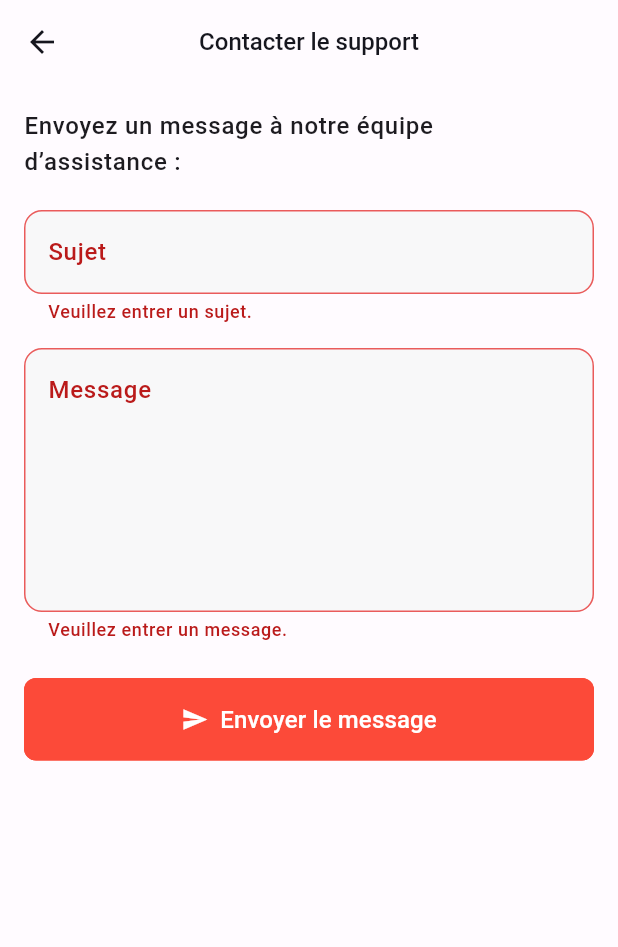
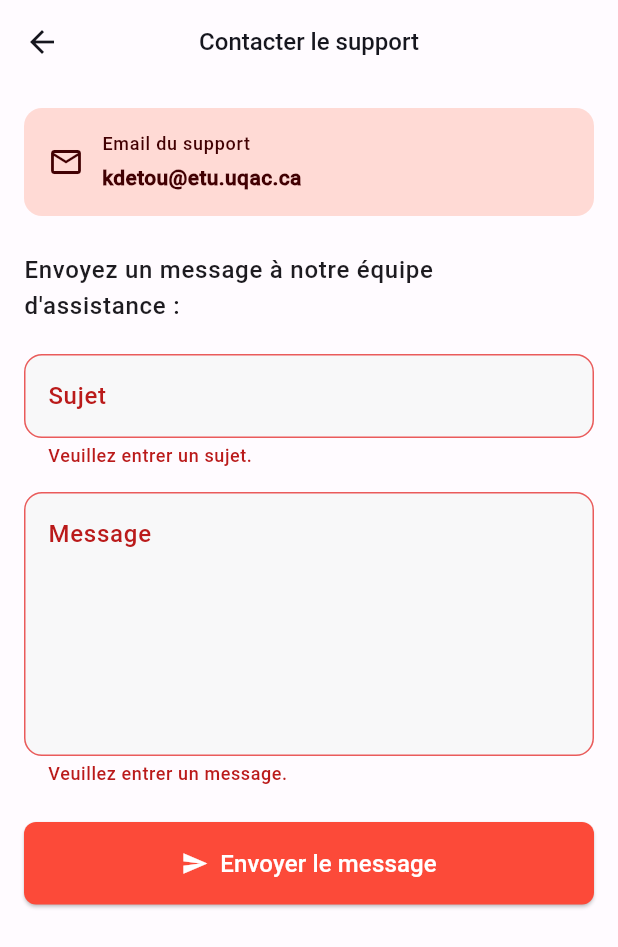
Before and after one commit to K-deladem/avc_pinetime, a Flutter app: the ContactSupportPage screen opened by its route, after a tap on "Envoyer le message", on a phone screen of 412 x 824 dp. Shown: the top 947 px of the screen. Run offline on Flutter 3.47's test engine with Material 3 defaults, Android fonts, the phone set to English and light mode, and no system bars; our stand-ins replace bloc, cached_network_image, carousel_slider, csv, equatable, file_picker and 18 more; missing offline and left inert: flutter_background_service, flutter_reactive_ble; accounts and stored records are empty.

Commit message:
fixed support contact

```diff
--- a/lib/constants/app_constants.dart
+++ b/lib/constants/app_constants.dart
@@ -131,7 +131,7 @@ class AppConfig {
   static const String apiBaseUrl = '';
 
   /// Support email
-  static const String supportEmail = 'support@avcpinetime.com';
+  static const String supportEmail = 'kdetou@etu.uqac.ca';
 }
 
 /// Permission Constants
--- a/lib/ui/setting/page/contact_support_page.dart
+++ b/lib/ui/setting/page/contact_support_page.dart
@@ -1,5 +1,6 @@
 import 'package:flutter/material.dart';
-import 'package:flutter_bloc_app_template/generated/l10n.dart';
+import 'package:flutter_bloc_app_template/constants/app_constants.dart';
+import 'package:url_launcher/url_launcher.dart';
 
 class ContactSupportPage extends StatefulWidget {
   static const routeName = '/contactSupport';
@@ -17,21 +18,61 @@ class _ContactSupportPageState extends State<ContactSupportPage> {
 
   bool _isSending = false;
 
-  void _sendMessage() async {
+  Future<void> _sendMessage() async {
     if (!_formKey.currentState!.validate()) return;
 
     setState(() => _isSending = true);
 
-    await Future.delayed(const Duration(seconds: 2)); // Simule l'envoi
+    try {
+      final subject = Uri.encodeComponent(_subjectController.text);
+      final body = Uri.encodeComponent(_messageController.text);
 
-    setState(() => _isSending = false);
+      final emailUri = Uri.parse(
+        'mailto:${AppConfig.supportEmail}?subject=$subject&body=$body'
+      );
 
-    ScaffoldMessenger.of(context).showSnackBar(
-      const SnackBar(content: Text("Message envoyé au support.")),
-    );
+      if (await canLaunchUrl(emailUri)) {
+        await launchUrl(emailUri);
 
-    _subjectController.clear();
-    _messageController.clear();
+        if (mounted) {
+          ScaffoldMessenger.of(context).showSnackBar(
+            SnackBar(
+              content: const Text("Client email ouvert. Envoyez votre message."),
+              backgroundColor: Theme.of(context).colorScheme.primary,
+            ),
+          );
+
+          _subjectController.clear();
+          _messageController.clear();
+        }
+      } else {
+        if (mounted) {
+          ScaffoldMessenger.of(context).showSnackBar(
+            SnackBar(
+              content: Text(
+                "Impossible d'ouvrir le client email.\n"
+                "Contactez-nous à: ${AppConfig.supportEmail}"
+              ),
+              backgroundColor: Theme.of(context).colorScheme.error,
+              duration: const Duration(seconds: 5),
+            ),
+          );
+        }
+      }
+    } catch (e) {
+      if (mounted) {
+        ScaffoldMessenger.of(context).showSnackBar(
+          SnackBar(
+            content: Text("Erreur: $e"),
+            backgroundColor: Theme.of(context).colorScheme.error,
+          ),
+        );
+      }
+    } finally {
+      if (mounted) {
+        setState(() => _isSending = false);
+      }
+    }
   }
 
   @override
@@ -49,7 +90,46 @@ class _ContactSupportPageState extends State<ContactSupportPage> {
           key: _formKey,
           child: ListView(
             children: [
-              Text("Envoyez un message à notre équipe d’assistance :", style: theme.textTheme.bodyLarge),
+              // Info card avec l'email
+              Container(
+                padding: const EdgeInsets.all(16),
+                decoration: BoxDecoration(
+                  color: theme.colorScheme.primaryContainer,
+                  borderRadius: BorderRadius.circular(12),
+                ),
+                child: Row(
+                  children: [
+                    Icon(
+                      Icons.email_outlined,
+                      color: theme.colorScheme.onPrimaryContainer,
+                    ),
+                    const SizedBox(width: 12),
+                    Expanded(
+                      child: Column(
+                        crossAxisAlignment: CrossAxisAlignment.start,
+                        children: [
+                          Text(
+                            "Email du support",
+                            style: theme.textTheme.labelMedium?.copyWith(
+                              color: theme.colorScheme.onPrimaryContainer,
+                            ),
+                          ),
+                          const SizedBox(height: 4),
+                          Text(
+                            AppConfig.supportEmail,
+                            style: theme.textTheme.bodyMedium?.copyWith(
+                              color: theme.colorScheme.onPrimaryContainer,
+                              fontWeight: FontWeight.bold,
+                            ),
+                          ),
+                        ],
+                      ),
+                    ),
+                  ],
+                ),
+              ),
+              const SizedBox(height: 24),
+              Text("Envoyez un message à notre équipe d'assistance :", style: theme.textTheme.bodyLarge),
               const SizedBox(height: 20),
               TextFormField(
                 controller: _subjectController,
@@ -78,25 +158,21 @@ class _ContactSupportPageState extends State<ContactSupportPage> {
                   onPressed: _isSending ? null : _sendMessage,
                   style: ElevatedButton.styleFrom(
                     padding: const EdgeInsets.symmetric(horizontal: 24, vertical: 16),
-                    elevation: 0,
-                    shadowColor: Colors.transparent,
+                    backgroundColor: theme.colorScheme.primary,
+                    foregroundColor: theme.colorScheme.onPrimary,
                     shape: RoundedRectangleBorder(
                       borderRadius: BorderRadius.circular(8),
-                      side: BorderSide(
-                        color: Theme.of(context).colorScheme.primary,
-                        width: 1.5,
-                      ),
                     ),
                   ),
                   icon: AnimatedSwitcher(
                     duration: const Duration(milliseconds: 200),
                     child: _isSending
-                        ? const SizedBox(
+                        ? SizedBox(
                       width: 20,
                       height: 20,
                       child: CircularProgressIndicator(
                         strokeWidth: 2,
-                        valueColor: AlwaysStoppedAnimation<Color>(Colors.white),
+                        valueColor: AlwaysStoppedAnimation<Color>(theme.colorScheme.onPrimary),
                       ),
                     )
                         : const Icon(Icons.send, key: ValueKey('send_icon')),
--- a/lib/ui/setting/page/privacy_policy_page.dart
+++ b/lib/ui/setting/page/privacy_policy_page.dart
@@ -1,4 +1,5 @@
 import 'package:flutter/material.dart';
+import 'package:flutter_bloc_app_template/constants/app_constants.dart';
 
 class PrivacyPolicyPage extends StatelessWidget {
   static const routeName = '/privacyPolicy';
@@ -75,8 +76,8 @@ class PrivacyPolicyPage extends StatelessWidget {
               style: theme.textTheme.titleMedium?.copyWith(fontWeight: FontWeight.bold),
             ),
             const SizedBox(height: 8),
-            const Text(
-              "Pour toute question relative à cette politique, veuillez contacter : support@monapp.com.",
+            Text(
+              "Pour toute question relative à cette politique, veuillez contacter : ${AppConfig.supportEmail}.",
             ),
             const SizedBox(height: 24),
             Center(
--- a/lib/ui/setting/settings_screen.dart
+++ b/lib/ui/setting/settings_screen.dart
@@ -28,6 +28,7 @@ import 'package:flutter_bloc_app_template/models/watch_device.dart';
 import 'package:flutter_bloc_app_template/ui/setting/page/movement_sampling_page.dart';
 import 'package:flutter_bloc_app_template/routes/app_routes.dart';
 import 'package:flutter_bloc_app_template/service/goal_check_service.dart';
+import 'package:flutter_bloc_app_template/constants/app_constants.dart';
 import 'package:flutter_bloc_app_template/ui/setting/page/watchface_Install_Page.dart';
 import 'package:image_picker/image_picker.dart';
 import 'package:path_provider/path_provider.dart';
@@ -875,7 +876,7 @@ class _SettingsScreenState extends State<SettingsScreen> {
     return _buildNavTile(
       Icons.email_outlined,
       'Contacter le support',
-      'support@monapp.com',
+      AppConfig.supportEmail,
       () => Navigator.pushNamed(context, AppRoutes.contact),
     );
   }
--- a/pubspec.yaml
+++ b/pubspec.yaml
@@ -81,6 +81,9 @@ dependencies:
   # Synchronization
   synchronized: ^3.1.0
 
+  # URL launcher pour emails et liens
+  url_launcher: ^6.2.5
+
 
 
 dev_dependencies:
```
Also changed, not shown: pubspec.lock.
